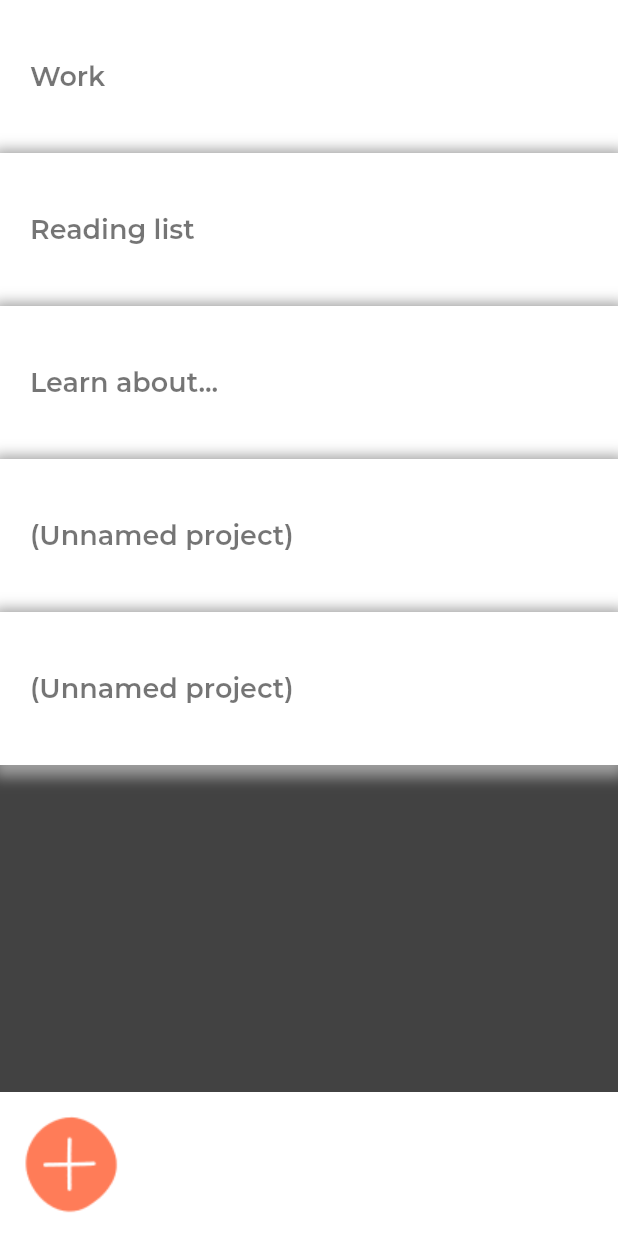
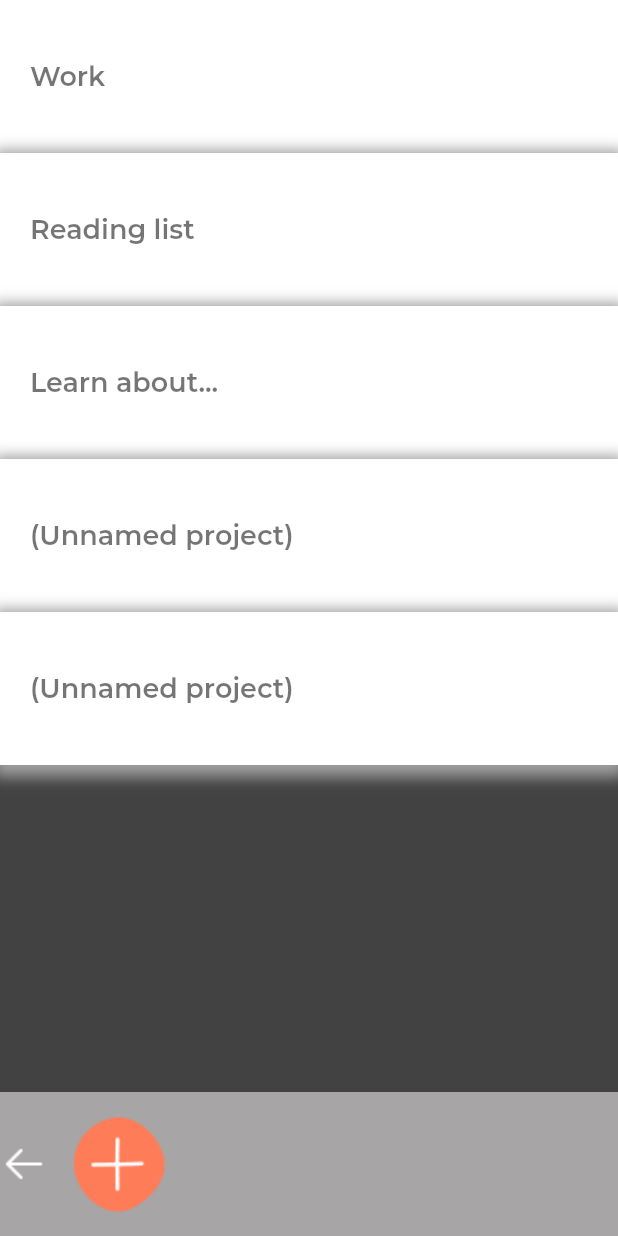
Before and after one commit to Anastasia-Nayita/pomodoro.tasks, a Flutter app: the screen it shows after launch, after a tap on "Get Started!", on a phone screen of 412 x 824 dp. Run offline on Flutter 3.47's test engine with Material 2 defaults, Android fonts, the phone set to English and light mode, and no system bars; our stand-ins replace google_fonts.

```diff
--- a/lib/screens/projectpage.dart
+++ b/lib/screens/projectpage.dart
@@ -1,5 +1,7 @@
 import 'package:flutter/material.dart';
 import 'package:what_todo/widgets.dart';
+import 'package:what_todo/screens/homepage.dart';
+import 'package:what_todo/screens/projecttodos.dart';
 
 class Projectpage extends StatefulWidget {
   @override
@@ -18,8 +20,17 @@ class _ProjectpageState extends State<Projectpage> {
               Expanded(
                 child: ListView(
                   children: [
-                    ProjectCard(
-                      projTitle: "Work",
+                    GestureDetector(
+                      onTap: () {
+                        Navigator.push(
+                          context,
+                          MaterialPageRoute(
+                              builder: (context) => Projecttodos()),
+                        );
+                      },
+                      child: ProjectCard(
+                        projTitle: "Work",
+                      ),
                     ),
                     ProjectCard(
                       projTitle: "Reading list",
@@ -33,15 +44,28 @@ class _ProjectpageState extends State<Projectpage> {
                 ),
               ),
               Container(
-                decoration: BoxDecoration(color: Colors.white),
+                decoration: BoxDecoration(color: Color(0xFFA7A5A5)),
                 width: double.infinity,
                 child: Row(
                   children: [
+                    GestureDetector(
+                      onTap: () {
+                        Navigator.push(
+                          context,
+                          MaterialPageRoute(builder: (context) => Homepage()),
+                        );
+                      },
+                      child: Image(
+                        image: AssetImage(
+                          'assets/images/ArrowLeft.png',
+                        ),
+                      ),
+                    ),
                     Image(
                       image: AssetImage(
                         'assets/images/add.png',
                       ),
-                    )
+                    ),
                   ],
                 ),
               ),
--- a/lib/widgets.dart
+++ b/lib/widgets.dart
@@ -17,12 +17,6 @@ class IntroWidget extends StatelessWidget {
       ),
       margin: EdgeInsets.only(
         bottom: 8.0,
-      ),
-      decoration: BoxDecoration(
-        border: Border.all(
-          //  color: Colors.deepPurple,
-          width: 4,
-        ),
       ),
       child: Column(
         children: [
```
Also changed, not shown: lib/screens/projecttodos.dart (added, +17 -0 lines), assets/images/ArrowLeft.png (added).
